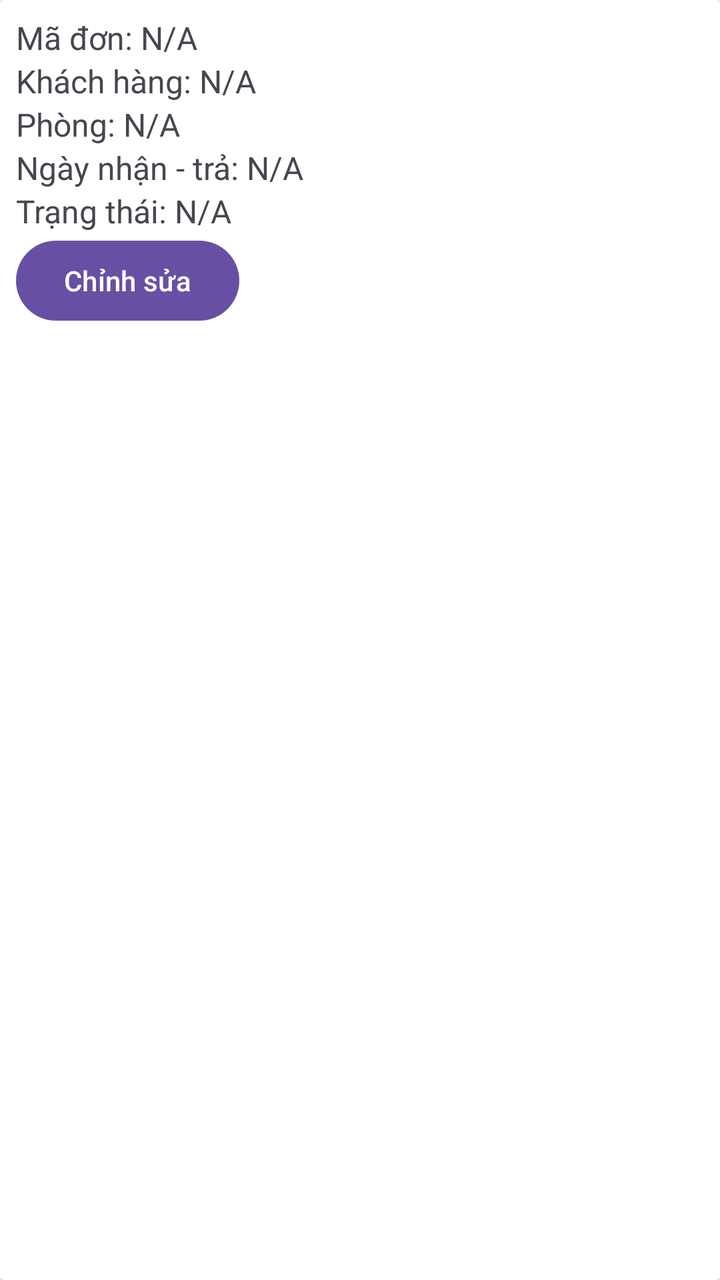
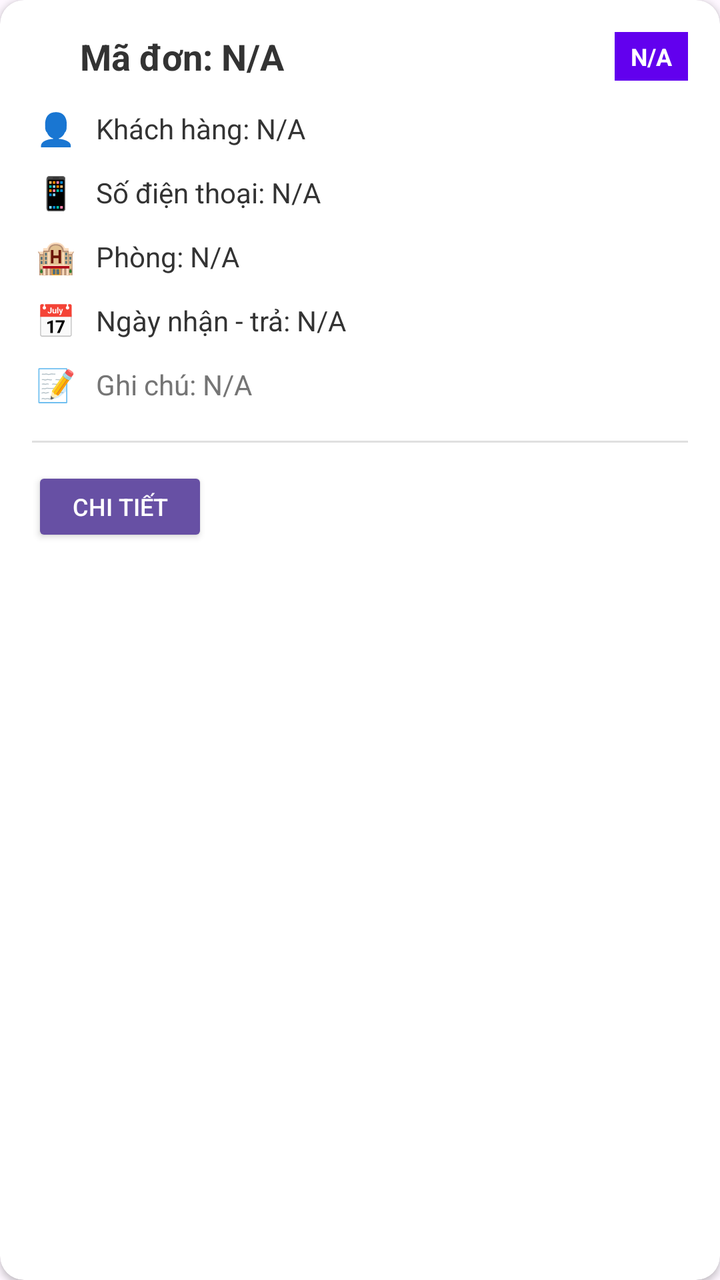

Screens rendered from an Android XML layout before and after an edit, with the pre-edit source and the edit as a unified diff.
<!-- AndroidManifest.xml: application theme Theme.AppQLKhachSan -->
<!-- res/layout/item_admin_booking.xml -->
<?xml version="1.0" encoding="utf-8"?>
<androidx.cardview.widget.CardView xmlns:android="http://schemas.android.com/apk/res/android"
    android:layout_width="match_parent"
    android:layout_height="wrap_content"
    android:layout_margin="8dp">

    <LinearLayout
        android:layout_width="match_parent"
        android:layout_height="wrap_content"
        android:orientation="vertical"
        android:padding="8dp">

        <TextView
            android:id="@+id/tvBookingId"
            android:layout_width="wrap_content"
            android:layout_height="wrap_content"
            android:text="Mã đơn: N/A"
            android:textSize="16sp"/>

        <TextView
            android:id="@+id/tvCustomerName"
            android:layout_width="wrap_content"
            android:layout_height="wrap_content"
            android:text="Khách hàng: N/A"
            android:textSize="16sp"/>

        <TextView
            android:id="@+id/tvRoomName"
            android:layout_width="wrap_content"
            android:layout_height="wrap_content"
            android:text="Phòng: N/A"
            android:textSize="16sp"/>

        <TextView
            android:id="@+id/tvDateRange"
            android:layout_width="wrap_content"
            android:layout_height="wrap_content"
            android:text="Ngày nhận - trả: N/A"
            android:textSize="16sp"/>

        <TextView
            android:id="@+id/tvStatusDD"
            android:layout_width="wrap_content"
            android:layout_height="wrap_content"
            android:text="Trạng thái: N/A"
            android:textSize="16sp"/>

        <LinearLayout
            android:layout_width="match_parent"
            android:layout_height="wrap_content"
            android:orientation="horizontal">

            <Button
                android:id="@+id/btnCheckIn"
                android:layout_width="0dp"
                android:layout_height="wrap_content"
                android:layout_weight="1"
                android:text="Check-in"
                android:visibility="gone"/>

            <Button
                android:id="@+id/btnCheckOut"
                android:layout_width="0dp"
                android:layout_height="wrap_content"
                android:layout_weight="1"
                android:text="Check-out"
                android:visibility="gone"/>
            <Button
                android:id="@+id/btnEditBooking"
                android:layout_width="wrap_content"
                android:layout_height="wrap_content"
                android:text="Chỉnh sửa"
                android:layout_marginTop="8dp"
                android:layout_gravity="end"/>


        </LinearLayout>
    </LinearLayout>
</androidx.cardview.widget.CardView>
<!-- resources referenced by this layout -->
<resources>
  <style name="Theme.AppQLKhachSan" parent="Base.Theme.AppQLKhachSan" />
  <style name="Base.Theme.AppQLKhachSan" parent="Theme.Material3.DayNight.NoActionBar">
          
          
      </style>
</resources>

<!-- the commit's change to res/layout/item_admin_booking.xml (unified diff, before → after) -->
@@ -1,79 +1,366 @@
 <?xml version="1.0" encoding="utf-8"?>
 <androidx.cardview.widget.CardView xmlns:android="http://schemas.android.com/apk/res/android"
+    xmlns:app="http://schemas.android.com/apk/res-auto"
     android:layout_width="match_parent"
     android:layout_height="wrap_content"
-    android:layout_margin="8dp">
+    android:layout_margin="8dp"
+    android:backgroundTint="#FFFFFF"
+    android:elevation="4dp"
+    app:cardCornerRadius="12dp">
 
     <LinearLayout
         android:layout_width="match_parent"
         android:layout_height="wrap_content"
         android:orientation="vertical"
-        android:padding="8dp">
-
-        <TextView
-            android:id="@+id/tvBookingId"
-            android:layout_width="wrap_content"
-            android:layout_height="wrap_content"
-            android:text="Mã đơn: N/A"
-            android:textSize="16sp"/>
-
-        <TextView
-            android:id="@+id/tvCustomerName"
-            android:layout_width="wrap_content"
-            android:layout_height="wrap_content"
-            android:text="Khách hàng: N/A"
-            android:textSize="16sp"/>
-
-        <TextView
-            android:id="@+id/tvRoomName"
-            android:layout_width="wrap_content"
-            android:layout_height="wrap_content"
-            android:text="Phòng: N/A"
-            android:textSize="16sp"/>
-
-        <TextView
-            android:id="@+id/tvDateRange"
-            android:layout_width="wrap_content"
-            android:layout_height="wrap_content"
-            android:text="Ngày nhận - trả: N/A"
-            android:textSize="16sp"/>
-
-        <TextView
-            android:id="@+id/tvStatusDD"
-            android:layout_width="wrap_content"
-            android:layout_height="wrap_content"
-            android:text="Trạng thái: N/A"
-            android:textSize="16sp"/>
-
-        <LinearLayout
-            android:layout_width="match_parent"
-            android:layout_height="wrap_content"
-            android:orientation="horizontal">
-
-            <Button
-                android:id="@+id/btnCheckIn"
-                android:layout_width="0dp"
-                android:layout_height="wrap_content"
-                android:layout_weight="1"
-                android:text="Check-in"
-                android:visibility="gone"/>
-
-            <Button
-                android:id="@+id/btnCheckOut"
-                android:layout_width="0dp"
-                android:layout_height="wrap_content"
-                android:layout_weight="1"
-                android:text="Check-out"
-                android:visibility="gone"/>
-            <Button
-                android:id="@+id/btnEditBooking"
+        android:padding="16dp">
+
+        
+        <LinearLayout
+            android:layout_width="match_parent"
+            android:layout_height="wrap_content"
+            android:orientation="horizontal"
+            android:gravity="center_vertical"
+            android:layout_marginBottom="12dp">
+
+            <TextView
+                android:id="@+id/tvStatusIndicator"
+                android:layout_width="12dp"
+                android:layout_height="12dp"
+                android:background="@drawable/circle_status"
+                android:layout_marginEnd="12dp" />
+
+            <TextView
+                android:id="@+id/tvBookingId"
+                android:layout_width="0dp"
+                android:layout_height="wrap_content"
+                android:layout_weight="1"
+                android:text="Mã đơn: N/A"
+                android:textSize="18sp"
+                android:textStyle="bold"
+                android:textColor="#333333" />
+
+            <TextView
+                android:id="@+id/tvStatusDD"
                 android:layout_width="wrap_content"
                 android:layout_height="wrap_content"
-                android:text="Chỉnh sửa"
-                android:layout_marginTop="8dp"
-                android:layout_gravity="end"/>
-
-
-        </LinearLayout>
+                android:text="N/A"
+                android:textSize="12sp"
+                android:textColor="#FFFFFF"
+                android:background="#6200EE"
+                android:paddingHorizontal="8dp"
+                android:paddingVertical="4dp"
+                android:textStyle="bold" />
+        </LinearLayout>
+
+        
+        <LinearLayout
+            android:layout_width="match_parent"
+            android:layout_height="wrap_content"
+            android:orientation="horizontal"
+            android:gravity="center_vertical"
+            android:layout_marginBottom="8dp">
+
+            <TextView
+                android:layout_width="24dp"
+                android:layout_height="24dp"
+                android:text="👤"
+                android:textSize="16sp"
+                android:gravity="center"
+                android:layout_marginEnd="8dp" />
+
+            <TextView
+                android:id="@+id/tvCustomerName"
+                android:layout_width="0dp"
+                android:layout_height="wrap_content"
+                android:layout_weight="1"
+                android:text="Khách hàng: N/A"
+                android:textSize="14sp"
+                android:textColor="#333333" />
+        </LinearLayout>
+
+        <LinearLayout
+            android:layout_width="match_parent"
+            android:layout_height="wrap_content"
+            android:orientation="horizontal"
+            android:gravity="center_vertical"
+            android:layout_marginBottom="8dp">
+
+            <TextView
+                android:layout_width="24dp"
+                android:layout_height="24dp"
+                android:text="📱"
+                android:textSize="16sp"
+                android:gravity="center"
+                android:layout_marginEnd="8dp" />
+
+            <TextView
+                android:id="@+id/tvPhoneNumber"
+                android:layout_width="0dp"
+                android:layout_height="wrap_content"
+                android:layout_weight="1"
+                android:text="Số điện thoại: N/A"
+                android:textSize="14sp"
+                android:textColor="#333333" />
+        </LinearLayout>
+
+        
+        <LinearLayout
+            android:layout_width="match_parent"
+            android:layout_height="wrap_content"
+            android:orientation="horizontal"
+            android:gravity="center_vertical"
+            android:layout_marginBottom="8dp">
+
+            <TextView
+                android:layout_width="24dp"
+                android:layout_height="24dp"
+                android:text="🏨"
+                android:textSize="16sp"
+                android:gravity="center"
+                android:layout_marginEnd="8dp" />
+
+            <TextView
+                android:id="@+id/tvRoomName"
+                android:layout_width="0dp"
+                android:layout_height="wrap_content"
+                android:layout_weight="1"
+                android:text="Phòng: N/A"
+                android:textSize="14sp"
+                android:textColor="#333333" />
+        </LinearLayout>
+
+        
+        <LinearLayout
+            android:layout_width="match_parent"
+            android:layout_height="wrap_content"
+            android:orientation="horizontal"
+            android:gravity="center_vertical"
+            android:layout_marginBottom="8dp">
+
+            <TextView
+                android:layout_width="24dp"
+                android:layout_height="24dp"
+                android:text="📅"
+                android:textSize="16sp"
+                android:gravity="center"
+                android:layout_marginEnd="8dp" />
+
+            <TextView
+                android:id="@+id/tvDateRange"
+                android:layout_width="0dp"
+                android:layout_height="wrap_content"
+                android:layout_weight="1"
+                android:text="Ngày nhận - trả: N/A"
+                android:textSize="14sp"
+                android:textColor="#333333" />
+        </LinearLayout>
+
+        
+        <LinearLayout
+            android:id="@+id/llCancelRequest"
+            android:layout_width="match_parent"
+            android:layout_height="wrap_content"
+            android:orientation="horizontal"
+            android:gravity="center_vertical"
+            android:background="#FFF3E0"
+            android:padding="12dp"
+            android:layout_marginBottom="8dp"
+            android:visibility="gone"
+            android:layout_marginTop="8dp">
+
+            <TextView
+                android:layout_width="24dp"
+                android:layout_height="24dp"
+                android:text="⚠️"
+                android:textSize="16sp"
+                android:gravity="center"
+                android:layout_marginEnd="8dp" />
+
+            <TextView
+                android:id="@+id/tvCancelRequest"
+                android:layout_width="0dp"
+                android:layout_height="wrap_content"
+                android:layout_weight="1"
+                android:text="Yêu cầu hủy: N/A"
+                android:textSize="14sp"
+                android:textColor="#FF6F00"
+                android:textStyle="bold" />
+        </LinearLayout>
+
+        
+        <LinearLayout
+            android:layout_width="match_parent"
+            android:layout_height="wrap_content"
+            android:orientation="horizontal"
+            android:gravity="center_vertical"
+            android:layout_marginBottom="16dp">
+
+            <TextView
+                android:layout_width="24dp"
+                android:layout_height="24dp"
+                android:text="📝"
+                android:textSize="16sp"
+                android:gravity="center"
+                android:layout_marginEnd="8dp" />
+
+            <TextView
+                android:id="@+id/tvGhiChu"
+                android:layout_width="0dp"
+                android:layout_height="wrap_content"
+                android:layout_weight="1"
+                android:text="Ghi chú: N/A"
+                android:textSize="14sp"
+                android:textColor="#757575"
+                android:maxLines="2"
+                android:ellipsize="end" />
+        </LinearLayout>
+
+        
+        <View
+            android:layout_width="match_parent"
+            android:layout_height="1dp"
+            android:background="#E0E0E0"
+            android:layout_marginBottom="12dp" />
+
+        
+        <HorizontalScrollView
+            android:layout_width="match_parent"
+            android:layout_height="wrap_content"
+            android:scrollbars="none">
+
+            <LinearLayout
+                android:layout_width="wrap_content"
+                android:layout_height="wrap_content"
+                android:orientation="horizontal">
+
+                <Button
+                    android:id="@+id/btnConfirm"
+                    style="@style/Widget.AppCompat.Button.Colored"
+                    android:layout_width="wrap_content"
+                    android:layout_height="40dp"
+                    android:text="Duyệt"
+                    android:visibility="gone"
+                    android:layout_marginEnd="8dp"
+                    android:backgroundTint="#4CAF50"
+                    android:textColor="#FFFFFF"
+                    android:textSize="12sp"
+                    android:paddingHorizontal="16dp" />
+
+                <Button
+                    android:id="@+id/btnReject"
+                    style="@style/Widget.AppCompat.Button.Colored"
+                    android:layout_width="wrap_content"
+                    android:layout_height="40dp"
+                    android:text="Từ chối"
+                    android:visibility="gone"
+                    android:layout_marginEnd="8dp"
+                    android:backgroundTint="#F44336"
+                    android:textColor="#FFFFFF"
+                    android:textSize="12sp"
+                    android:paddingHorizontal="16dp" />
+
+                <Button
+                    android:id="@+id/btnCheckIn"
+                    style="@style/Widget.AppCompat.Button.Colored"
+                    android:layout_width="wrap_content"
+                    android:layout_height="40dp"
+                    android:text="Check-in"
+                    android:visibility="gone"
+                    android:layout_marginEnd="8dp"
+                    android:backgroundTint="#2196F3"
+                    android:textColor="#FFFFFF"
+                    android:textSize="12sp"
+                    android:paddingHorizontal="16dp" />
+
+                <Button
+                    android:id="@+id/btnCheckOut"
+                    style="@style/Widget.AppCompat.Button.Colored"
+                    android:layout_width="wrap_content"
+                    android:layout_height="40dp"
+                    android:text="Check-out"
+                    android:visibility="gone"
+                    android:layout_marginEnd="8dp"
+                    android:backgroundTint="#2196F3"
+                    android:textColor="#FFFFFF"
+                    android:textSize="12sp"
+                    android:paddingHorizontal="16dp" />
+
+                <Button
+                    android:id="@+id/btnEarlyCheckOut"
+                    style="@style/Widget.AppCompat.Button.Colored"
+                    android:layout_width="wrap_content"
+                    android:layout_height="40dp"
+                    android:text="Trả sớm"
+                    android:visibility="gone"
+                    android:layout_marginEnd="8dp"
+                    android:backgroundTint="#FF9800"
+                    android:textColor="#FFFFFF"
+                    android:textSize="12sp"
+                    android:paddingHorizontal="16dp" />
+
+                <Button
+                    android:id="@+id/btnAcceptCancel"
+                    style="@style/Widget.AppCompat.Button.Colored"
+                    android:layout_width="wrap_content"
+                    android:layout_height="40dp"
+                    android:text="Chấp nhận hủy"
+                    android:visibility="gone"
+                    android:layout_marginEnd="8dp"
+                    android:backgroundTint="#4CAF50"
+                    android:textColor="#FFFFFF"
+                    android:textSize="12sp"
+                    android:paddingHorizontal="16dp" />
+
+                <Button
+                    android:id="@+id/btnRejectCancel"
+                    style="@style/Widget.AppCompat.Button.Colored"
+                    android:layout_width="wrap_content"
+                    android:layout_height="40dp"
+                    android:text="Từ chối hủy"
+                    android:visibility="gone"
+                    android:layout_marginEnd="8dp"
+                    android:backgroundTint="#F44336"
+                    android:textColor="#FFFFFF"
+                    android:textSize="12sp"
+                    android:paddingHorizontal="16dp" />
+
+                <Button
+                    android:id="@+id/btnDeleteBooking"
+                    style="@style/Widget.AppCompat.Button.Colored"
+                    android:layout_width="wrap_content"
+                    android:layout_height="40dp"
+                    android:text="Xóa đơn"
+                    android:visibility="gone"
+                    android:layout_marginEnd="8dp"
+                    android:backgroundTint="#F44336"
+                    android:textColor="#FFFFFF"
+                    android:textSize="12sp"
+                    android:paddingHorizontal="16dp" />
+
+                <Button
+                    android:id="@+id/btnEditBooking"
+                    style="@style/Widget.AppCompat.Button.Colored"
+                    android:layout_width="wrap_content"
+                    android:layout_height="40dp"
+                    android:text="Chỉnh sửa"
+                    android:visibility="gone"
+                    android:layout_marginEnd="8dp"
+                    android:backgroundTint="#FFC107"
+                    android:textColor="#FFFFFF"
+                    android:textSize="12sp"
+                    android:paddingHorizontal="16dp" />
+
+                <Button
+                    android:id="@+id/btnDetails"
+                    style="@style/Widget.AppCompat.Button.Colored"
+                    android:layout_width="wrap_content"
+                    android:layout_height="40dp"
+                    android:text="Chi tiết"
+                    android:backgroundTint="#6200EE"
+                    android:textColor="#FFFFFF"
+                    android:textSize="12sp"
+                    android:paddingHorizontal="16dp" />
+            </LinearLayout>
+        </HorizontalScrollView>
     </LinearLayout>
 </androidx.cardview.widget.CardView>
<!-- resource entries referenced after the edit -->
@@ -1,5 +1,12 @@
 <!-- resources referenced by this layout -->
 <resources>
+  <!-- drawable circle_status (drawable) -->
+  <?xml version="1.0" encoding="utf-8"?>
+  <shape xmlns:android="http://schemas.android.com/apk/res/android"
+      android:shape="oval">
+      <solid android:color="#FFFFFF" />
+      <size android:width="16dp" android:height="16dp" />
+  </shape>
   <style name="Theme.AppQLKhachSan" parent="Base.Theme.AppQLKhachSan" />
   <style name="Base.Theme.AppQLKhachSan" parent="Theme.Material3.DayNight.NoActionBar">
           
